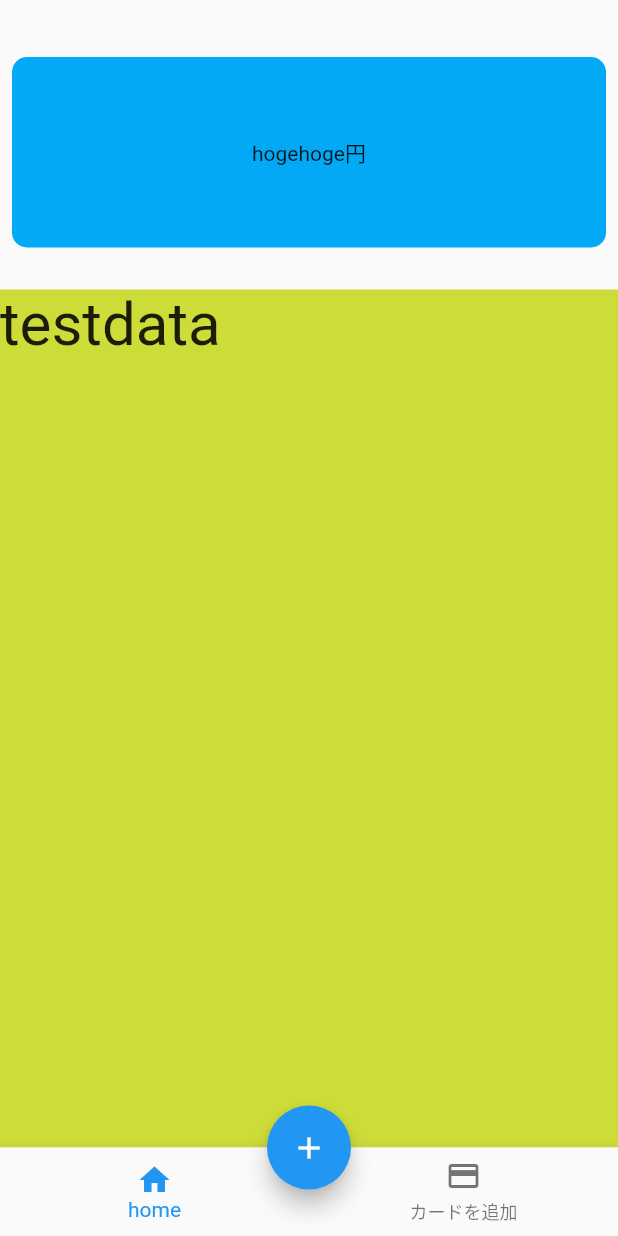
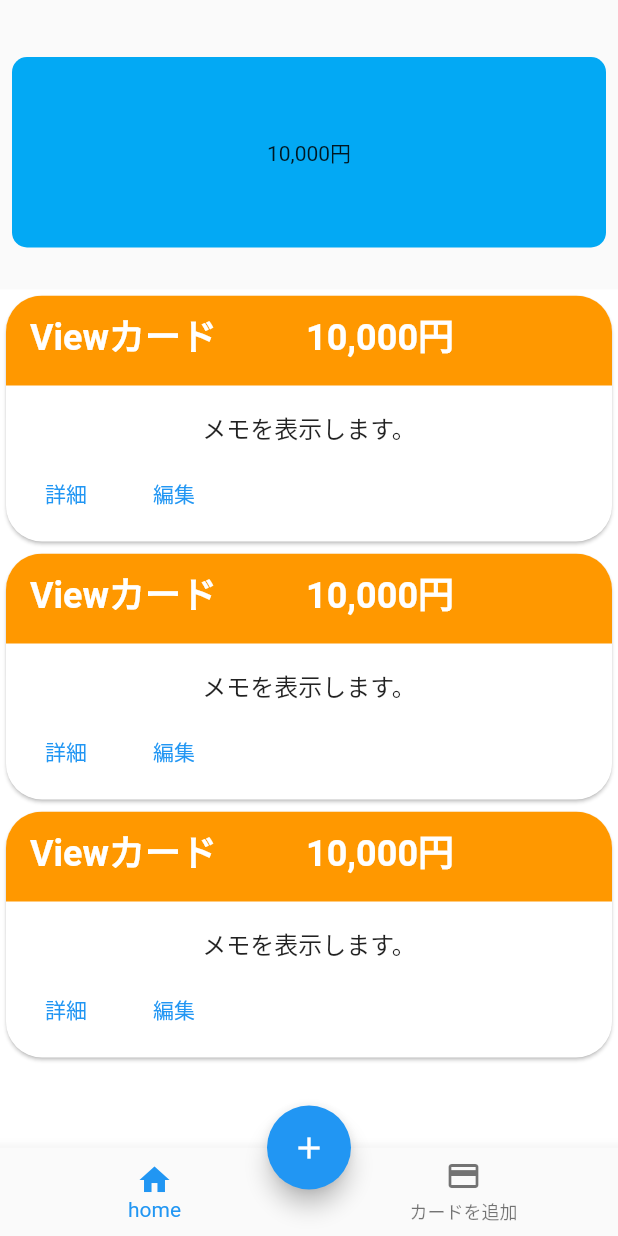
Before and after one commit to koki1126/creditcard-statement-note, a Flutter app: the screen it shows after launch, on a phone screen of 412 x 824 dp. Run offline on Flutter 3.47's test engine with Material 2 defaults, Android fonts, the phone set to English and light mode, and no system bars; our stand-ins replace sqflite; accounts and stored records are empty.

Commit message:
投稿表示のモックを作成

```diff
--- a/lib/total_page.dart
+++ b/lib/total_page.dart
@@ -8,7 +8,6 @@ class TotalPage extends StatelessWidget {
   @override
   Widget build(BuildContext context) {
     return SafeArea(
-      child: Center(
       child: Column(
         crossAxisAlignment: CrossAxisAlignment.stretch,
         children: [
@@ -26,7 +25,7 @@ class TotalPage extends StatelessWidget {
                 ),
                 child: const Center(
                   child: Text(
-                      'hogehoge' + '円',
+                    '10,000円',
                   ),
                 ),
               ),
@@ -39,22 +38,93 @@ class TotalPage extends StatelessWidget {
             flex: 4,
             child: Container(
               decoration: const BoxDecoration(
-                  color: Colors.lime,
+                color: Colors.white,
               ),
-                child: ListView(
+              child: ListView.builder(
+                itemCount: 3,
+                itemBuilder: (BuildContext context, int index) {
+                  return SizedBox(
+                    child: Card(
+                      clipBehavior: Clip.antiAlias,
+                      shape: RoundedRectangleBorder(
+                        borderRadius: BorderRadius.circular(24),
+                      ),
+                      child: Column(
                         children: [
-                    Text(
-                      'testdata',
+                          Stack(
+                            children: [
+                              Container(
+                                color: Colors.orange,
+                                height: 60,
+                              ),
+                              const Positioned(
+                                bottom: 16,
+                                right: 16,
+                                left: 16,
+                                child: Text(
+                                  'Viewカード',
                                   style: TextStyle(
-                        fontSize: 40,
+                                    fontWeight: FontWeight.bold,
+                                    color: Colors.white,
+                                    fontSize: 24,
                                   ),
-                    )
-                  ],
+                                ),
+                              ),
+                              const Positioned(
+                                bottom: 16,
+                                right: 16,
+                                left: 200,
+                                child: Text(
+                                  '10,000円',
+                                  style: TextStyle(
+                                    fontWeight: FontWeight.bold,
+                                    color: Colors.white,
+                                    fontSize: 24,
                                   ),
                                 ),
                               ),
                             ],
                           ),
+                          Padding(
+                            padding:
+                                const EdgeInsets.all(16).copyWith(bottom: 0),
+                            child: const Text(
+                              'メモを表示します。',
+                              style: TextStyle(fontSize: 16),
+                            ),
+                          ),
+                          ButtonBar(
+                            alignment: MainAxisAlignment.start,
+                            children: [
+                              ElevatedButton(
+                                onPressed: () {},
+                                child: const Text('詳細'),
+                                style: ElevatedButton.styleFrom(
+                                  primary: Colors.transparent,
+                                  elevation: 0,
+                                  onPrimary: Colors.blue,
+                                ),
+                              ),
+                              ElevatedButton(
+                                onPressed: () {},
+                                child: const Text('編集'),
+                                style: ElevatedButton.styleFrom(
+                                  primary: Colors.transparent,
+                                  elevation: 0,
+                                  onPrimary: Colors.blue,
+                                ),
+                              ),
+                            ],
+                          )
+                        ],
+                      ),
+                    ),
+                  );
+                },
+              ),
+            ),
+          ),
+        ],
       ),
     );
   }
```
Lines whose indentation alone changed are shown as unchanged.
